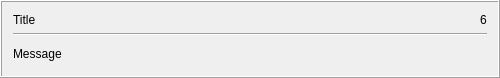
Before: the Qt Designer form extlib/qtwidgets/qtpopup/qtpopup.ui in marcinmagier/wolverine, drawn with Qt 5.
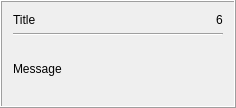
After: the same form once the commit is applied.

```diff
--- a/extlib/qtwidgets/qtpopup/qtpopup.ui
+++ b/extlib/qtwidgets/qtpopup/qtpopup.ui
@@ -6,8 +6,8 @@
    <rect>
     <x>0</x>
     <y>0</y>
-    <width>500</width>
-    <height>78</height>
+    <width>236</width>
+    <height>108</height>
    </rect>
   </property>
   <property name="maximumSize">
```
Left out of the diff: 4 changed lines with no effect on the pictures.
